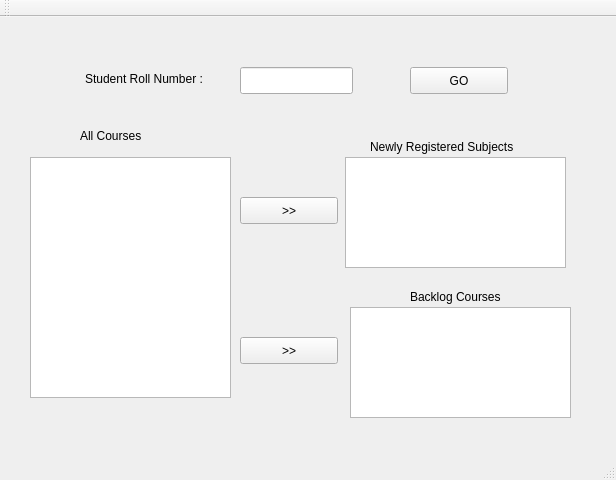
First picture: the form in mainwindow.ui, repository harshitgupta1337/UDIS, before the edit.
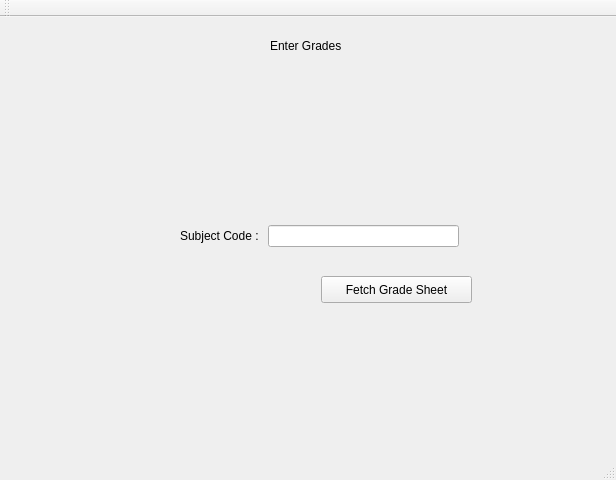
Second picture: the form after the edit.

Commit message: Subject Grades can be fetched

```diff
--- a/mainwindow.ui
+++ b/mainwindow.ui
@@ -17,7 +17,7 @@
    <widget class="QStackedWidget" name="stackedWidget">
     <property name="geometry">
      <rect>
-      <x>-10</x>
+      <x>0</x>
       <y>-10</y>
       <width>611</width>
       <height>441</height>
@@ -27,7 +27,7 @@
      <set>Qt::ImhDigitsOnly</set>
     </property>
     <property name="currentIndex">
-     <number>7</number>
+     <number>8</number>
     </property>
     <widget class="QWidget" name="welcomePage">
      <widget class="QWidget" name="horizontalLayoutWidget">
@@ -1086,6 +1086,93 @@
       </property>
      </widget>
     </widget>
+    <widget class="QWidget" name="EnterGradesPage">
+     <widget class="QLabel" name="EnterGradesLabel">
+      <property name="geometry">
+       <rect>
+        <x>270</x>
+        <y>30</y>
+        <width>101</width>
+        <height>17</height>
+       </rect>
+      </property>
+      <property name="text">
+       <string>Enter Grades</string>
+      </property>
+     </widget>
+     <widget class="QStackedWidget" name="EnterGradesStackedWidget">
+      <property name="geometry">
+       <rect>
+        <x>59</x>
+        <y>99</y>
+        <width>521</width>
+        <height>301</height>
+       </rect>
+      </property>
+      <property name="currentIndex">
+       <number>0</number>
+      </property>
+      <widget class="QWidget" name="page_7">
+       <widget class="QWidget" name="horizontalLayoutWidget_5">
+        <property name="geometry">
+         <rect>
+          <x>110</x>
+          <y>90</y>
+          <width>301</width>
+          <height>80</height>
+         </rect>
+        </property>
+        <layout class="QHBoxLayout" name="horizontalLayout_4">
+         <item>
+          <widget class="QLabel" name="EnterGradesSubjectCodeLabel">
+           <property name="text">
+            <string>Subject Code : </string>
+           </property>
+          </widget>
+         </item>
+         <item>
+          <widget class="QLineEdit" name="EnterGradesSubjectCodeLineEdit"/>
+         </item>
+        </layout>
+       </widget>
+       <widget class="QPushButton" name="EnterGradesFetchGradeSheetButton">
+        <property name="geometry">
+         <rect>
+          <x>262</x>
+          <y>170</y>
+          <width>151</width>
+          <height>27</height>
+         </rect>
+        </property>
+        <property name="text">
+         <string>Fetch Grade Sheet</string>
+        </property>
+       </widget>
+      </widget>
+      <widget class="QWidget" name="page_9">
+       <widget class="QTableWidget" name="EnterGradesTableWidget">
+        <property name="geometry">
+         <rect>
+          <x>170</x>
+          <y>0</y>
+          <width>211</width>
+          <height>192</height>
+         </rect>
+        </property>
+        <column>
+         <property name="text">
+          <string>RollNo</string>
+         </property>
+        </column>
+        <column>
+         <property name="text">
+          <string>Grade</string>
+         </property>
+        </column>
+       </widget>
+      </widget>
+     </widget>
+    </widget>
    </widget>
   </widget>
   <widget class="QMenuBar" name="menuBar">
```
Left out of the diff: 9 changed lines with no effect on the pictures. The commit also changes 5 other files.
